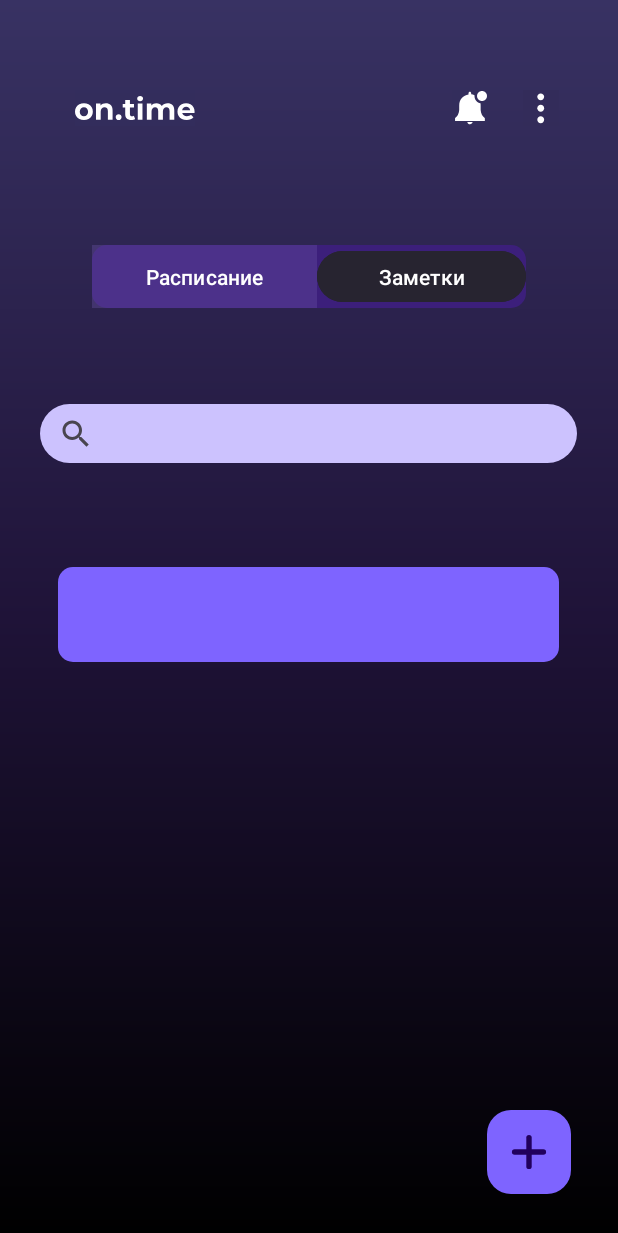
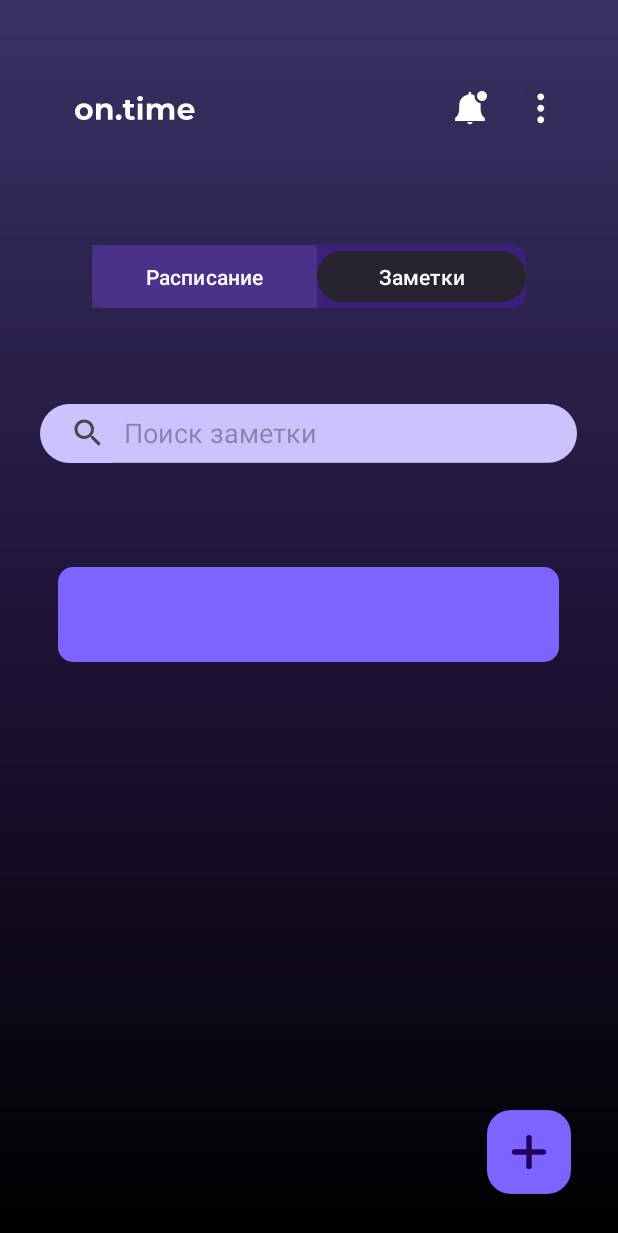
Before and after one commit to Milo4kaa/TestAndroid, an Android app built with Jetpack Compose: the screen it shows after launch (MainActivity), on a phone screen of 412 x 824 dp. Shown: the top 1233 px of the screen. Run offline under Robolectric (Android 15) with nearby library versions, the phone set to English and light mode, and no system bars.

Commit message:
До биндинга

```diff
--- a/app/src/main/java/com/example/todolist/MainActivity.kt
+++ b/app/src/main/java/com/example/todolist/MainActivity.kt
@@ -4,9 +4,11 @@ import android.content.Intent
 import androidx.appcompat.app.AppCompatActivity
 import android.os.Bundle
 import android.view.View
+import com.example.todolist.databinding.ActivityMainBinding
 import com.example.todolist.ui.theme.NoteActivity
 
 class MainActivity : AppCompatActivity() {
+    lateinit var binding: ActivityMainBinding
     override fun onCreate(savedInstanceState: Bundle?)
     {
         super.onCreate(savedInstanceState)
--- a/app/src/main/res/layout/activity_main.xml
+++ b/app/src/main/res/layout/activity_main.xml
@@ -36,6 +36,8 @@
         android:layout_marginEnd="27dp"
         android:layout_marginBottom="10dp"
         android:background="@drawable/search_radius"
+        android:queryHint="Поиск заметки"
+        android:iconifiedByDefault="false"
         android:text="@string/Поиск_в_заметках"
         app:layout_constraintBottom_toTopOf="@+id/recyclerView"
         app:layout_constraintEnd_toEndOf="parent"
@@ -74,8 +76,8 @@
             android:layout_height="wrap_content"
             android:layout_weight="1"
             android:backgroundTint="#272430"
+            android:text="@string/Заметки"
             android:onClick="onClickOpenNoteActivity"
-            android:text="@string/Заметки"
             tools:ignore="ButtonStyle,TouchTargetSizeCheck" />
     </LinearLayout>
 
```
Also changed, not shown: 6 other files.
